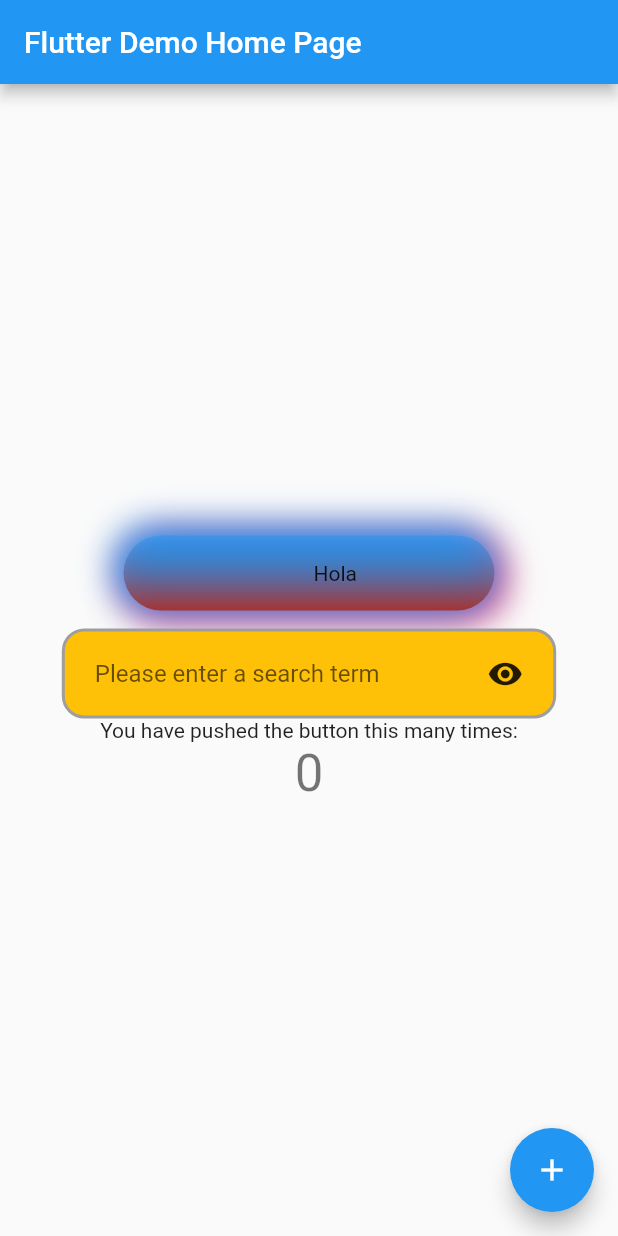
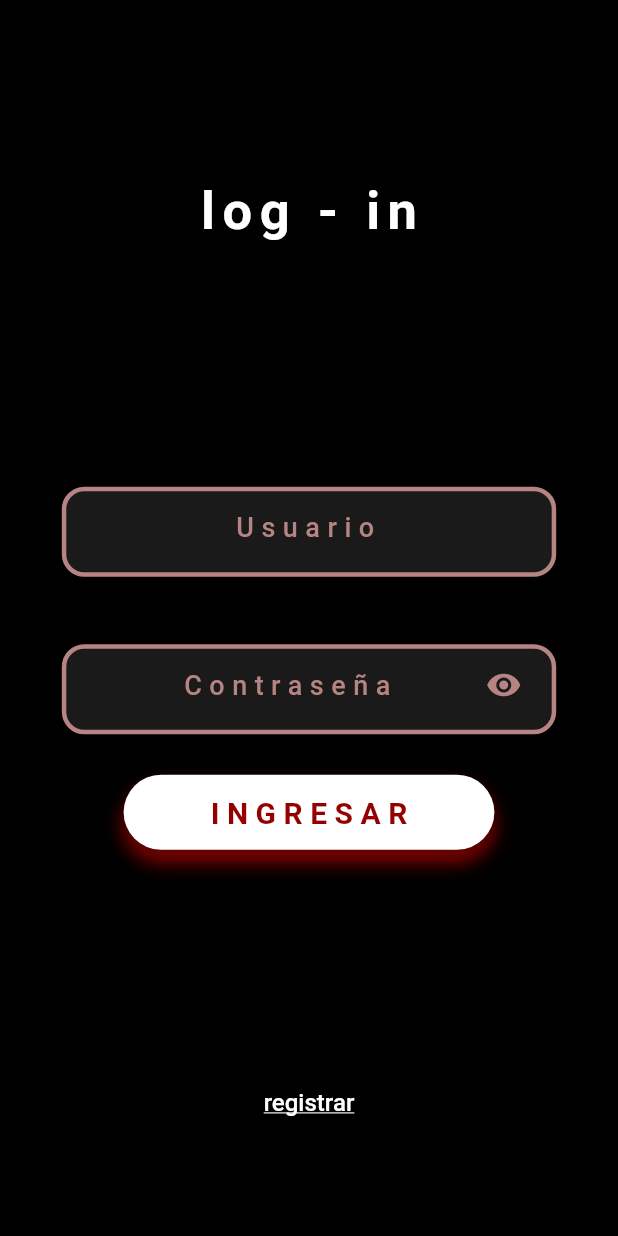
Before and after one commit to danielperez1234/registros-mike-sexto, a Flutter app: the screen it shows after launch, on a phone screen of 412 x 824 dp. Run offline on Flutter 3.47's test engine with Material 2 defaults, Android fonts, the phone set to English and light mode, and no system bars; Roboto replaces fonts that are missing (Montserrat).

Commit message:
Actualizar constantes.dart, main.dart y 29 más archivos...

```diff
--- a/lib/constantes.dart
+++ b/lib/constantes.dart
@@ -1,32 +1,37 @@
-import 'dart:math';
 import 'package:flutter/material.dart';
 
-Color NoRights = Color.fromARGB(0, 0, 0, 0);
-Color Rights = Color.fromARGB(255, 255, 255, 255);
-Color Green = Color.fromARGB(255, 1, 103, 1);
-Color Gris = Color.fromARGB(255, 80, 76, 79);
-Color Blue = Color.fromARGB(255, 0, 2, 116);
-
+const kWhite = Color.fromARGB(255, 255, 255, 255);
+const kRed = Color(0xff940101);
+const kGray = Color(0xffb78484);
+const kBlack = Color(0xff330000);
+const kBackGround = Color(0xFF000000);
 //Para los titulos:
-TextStyle Titulos() => TextStyle(
-      fontSize: 20,
-      fontWeight: FontWeight.w500,
-      color: NoRights,
+TextStyle Titulos({double size = 20, Color color = kRed}) => TextStyle(
+      fontSize: size,
+      fontWeight: FontWeight.w600,
+      color: color,
+      letterSpacing: 5,
       fontFamily: 'Montserrat',
     );
 
 //Para los textos medianos:
-TextStyle Medianos() => TextStyle(
-      fontSize: 16,
-      fontWeight: FontWeight.w300,
-      color: NoRights,
-      fontFamily: 'Montserrat',
-    );
+TextStyle Medianos(
+        {double size = 16,
+        Color color = kBlack,
+        double? letterSpacing,
+        TextDecoration? decoration}) =>
+    TextStyle(
+        fontSize: size,
+        letterSpacing: letterSpacing,
+        fontWeight: FontWeight.w500,
+        color: color,
+        fontFamily: 'Montserrat',
+        decoration: decoration);
 
 //Para los textos chicos:
 TextStyle Chicos() => TextStyle(
       fontSize: 14,
       fontWeight: FontWeight.w100,
-      color: NoRights,
+      color: kBlack,
       fontFamily: 'Montserrat',
     );
--- a/lib/main.dart
+++ b/lib/main.dart
@@ -1,8 +1,12 @@
 import 'package:flutter/material.dart';
+import 'package:flutter/services.dart';
+import 'package:productos/pages/login_page.dart';
 import 'package:productos/widgets/cust_TextField.dart';
 import 'package:productos/widgets/cust_button.dart';
 
-void main() {
+void main() async {
+  WidgetsFlutterBinding.ensureInitialized();
+  await SystemChrome.setPreferredOrientations([DeviceOrientation.portraitUp]);
   runApp(const MyApp());
 }
 
@@ -27,7 +31,7 @@ class MyApp extends StatelessWidget {
 
         primarySwatch: Colors.blue,
       ),
-      home: const MyHomePage(title: 'Flutter Demo Home Page'),
+      home: LoginPage(),
     );
   }
 }
@@ -73,6 +77,7 @@ class _MyHomePageState extends State<MyHomePage> {
     // fast, so that you can just rebuild anything that needs updating rather
     // than having to individually change instances of widgets.
     return Scaffold(
+      backgroundColor: Color(0xff4b0a03),
       appBar: AppBar(
         // Here we take the value from the MyHomePage object that was created by
         // the App.build method, and use it to set our appbar title.
@@ -102,10 +107,6 @@ class _MyHomePageState extends State<MyHomePage> {
               text: "Hola",
               onPress: () {},
             ),
-            CustTextField(
-              textEditingController: TextEditingController(),
-              isObscure: true,
-            ),
             const Text(
               'You have pushed the button this many times:',
             ),
--- /dev/null
+++ b/lib/pages/login_page.dart
@@ -0,0 +1,61 @@
+import 'package:flutter/material.dart';
+import 'package:productos/constantes.dart';
+import 'package:productos/pages/menu_registro_page.dart';
+import 'package:productos/pages/usuarios_add_page.dart';
+import 'package:productos/widgets/cust_TextField.dart';
+import 'package:productos/widgets/cust_button.dart';
+import 'package:productos/widgets/cust_scaffold.dart';
+
+class LoginPage extends StatelessWidget {
+  LoginPage({Key? key}) : super(key: key);
+  final usuario = TextEditingController();
+  final password = TextEditingController();
+  @override
+  Widget build(BuildContext context) {
+    return CustScaffold(
+      body: Column(
+        children: [
+          Center(
+              child: Text("log - in", style: Titulos(color: kWhite, size: 35))),
+          Container(
+            height: MediaQuery.of(context).size.height * 2 / 3,
+            child: Column(
+              mainAxisAlignment: MainAxisAlignment.center,
+              mainAxisSize: MainAxisSize.max,
+              children: [
+                CustTextField(
+                  textEditingController: usuario,
+                  hint: 'Usuario',
+                ),
+                CustTextField(
+                  textEditingController: password,
+                  hint: 'Contraseña',
+                  isObscure: true,
+                ),
+                CustButton(
+                    text: "Ingresar",
+                    onPress: () {
+                      Navigator.of(context).push(MaterialPageRoute(
+                          builder: (_) => MenuRegistroPage()));
+                    })
+              ],
+            ),
+          ),
+          Center(
+            child: TextButton(
+              onPressed: () {
+                Navigator.of(context)
+                    .push(MaterialPageRoute(builder: (_) => UserAddPage()));
+              },
+              child: Text(
+                'registrar',
+                style: Medianos(
+                    color: kWhite, decoration: TextDecoration.underline),
+              ),
+            ),
+          )
+        ],
+      ),
+    );
+  }
+}
--- a/lib/widgets/cust_TextField.dart
+++ b/lib/widgets/cust_TextField.dart
@@ -1,17 +1,17 @@
-import 'dart:html';
-
 import 'package:flutter/material.dart';
 import 'package:flutter/src/widgets/framework.dart';
-import 'package:flutter/src/widgets/placeholder.dart';
+import 'package:productos/constantes.dart';
 
 class CustTextField extends StatefulWidget {
   CustTextField(
       {super.key,
       required this.textEditingController,
+      required this.hint,
       this.isObscure = false,
       this.textInputType = TextInputType.text});
   TextEditingController textEditingController;
   bool isObscure;
+  String hint;
   TextInputType textInputType;
 
   @override
@@ -37,35 +37,59 @@ class _CustTextFieldState extends State<CustTextField> {
 
   @override
   Widget build(BuildContext context) {
-    return Container(
+    return Column(
+      children: [
+        Container(
+          margin: EdgeInsets.only(top: 10),
+          height: 20,
+          child: Text(
+            widget.textEditingController.text != "" ? widget.hint : "",
+            style: Medianos(color: kGray, size: 18, letterSpacing: 5),
+          ),
+        ),
+        Container(
           width: MediaQuery.of(context).size.width * .8,
           height: 60,
+          margin: EdgeInsets.only(bottom: 15),
           padding: EdgeInsets.only(left: 20, right: 20),
           decoration: BoxDecoration(
-          color: Colors.amber,
+              color: kWhite.withOpacity(.1),
               borderRadius: BorderRadius.circular(15),
-          border: Border.all(color: Colors.grey, width: 2)),
-      child: Row(
+              border: Border.all(color: kGray, width: 3)),
+          child: Column(
+            children: [
+              Row(
                 children: [
                   Expanded(
-            child: TextField(
+                    child: TextFormField(
                       controller: widget.textEditingController,
                       keyboardType: widget.textInputType,
                       obscureText: isObscure,
+                      textAlign: TextAlign.center,
+                      style:
+                          Medianos(color: kWhite, size: 18, letterSpacing: 5),
                       decoration: InputDecoration(
+                          hintStyle: Medianos(
+                              color: kGray, size: 18, letterSpacing: 5),
                           //labelText: 'Ingresa tu informacion',
-                  hintText: 'Please enter a search term',
+                          hintText: widget.hint,
                           border: InputBorder.none,
                           errorBorder: InputBorder.none,
                           enabledBorder: InputBorder.none,
                           focusedBorder: InputBorder.none,
                           disabledBorder: InputBorder.none,
                           focusedErrorBorder: InputBorder.none),
+                      onChanged: (s) {
+                        setState(() {});
+                      },
                     ),
                   ),
                   if (widget.isObscure)
                     GestureDetector(
-              child: Icon(Icons.visibility),
+                      child: Icon(
+                        Icons.visibility,
+                        color: kGray,
+                      ),
                       onTapDown: (a) {
                         isObscure = false;
                         setState(() {});
@@ -77,6 +101,10 @@ class _CustTextFieldState extends State<CustTextField> {
                     )
                 ],
               ),
+            ],
+          ),
+        ),
+      ],
     );
   }
 }
--- a/lib/widgets/cust_button.dart
+++ b/lib/widgets/cust_button.dart
@@ -1,44 +1,29 @@
 import 'package:flutter/material.dart';
 import 'package:flutter/src/widgets/framework.dart';
 import 'package:flutter/src/widgets/placeholder.dart';
+import 'package:productos/constantes.dart';
 
 class CustButton extends StatelessWidget {
-  CustButton({super.key, required this.text, required this.onPress, this.icon});
+  CustButton({super.key, required this.text, required this.onPress});
   String text;
   Function() onPress;
-  IconData? icon;
   @override
   Widget build(BuildContext context) {
     return Container(
       margin: EdgeInsets.symmetric(vertical: 12),
       decoration: BoxDecoration(
-          color: Colors.white,
-          gradient: LinearGradient(
-              colors: [
-                Colors.blue.withOpacity(.5),
-                Color.fromARGB(255, 163, 52, 52)
-              ],
-              begin: Alignment.topCenter,
-              end: Alignment.bottomCenter,
-              stops: [0, 1]),
+          borderRadius: BorderRadius.circular(25),
           boxShadow: [
             BoxShadow(
-                color: Colors.pink,
-                blurRadius: 20,
-                spreadRadius: 3,
-                offset: Offset(3, 3)),
-            BoxShadow(
-                color: Colors.blue,
-                blurRadius: 20,
-                spreadRadius: 3,
-                offset: Offset(-3, -3))
-          ],
-          borderRadius: BorderRadius.circular(25)),
+                color: kRed.withOpacity(1),
+                blurRadius: 10,
+                offset: Offset(0, 8))
+          ]),
       child: RawMaterialButton(
-        elevation: 8,
         highlightElevation: 2,
-        hoverColor: Colors.grey.withOpacity(.5),
-        splashColor: Colors.black,
+        fillColor: kWhite,
+        hoverColor: kBlack.withOpacity(.05),
+        splashColor: kRed.withOpacity(.3),
         child: Container(
             alignment: Alignment.center,
             height: 50,
@@ -47,12 +32,10 @@ class CustButton extends StatelessWidget {
               mainAxisAlignment: MainAxisAlignment.center,
               mainAxisSize: MainAxisSize.max,
               children: [
-                Icon(
-                  icon,
-                  color: Colors.blue,
-                  size: 35,
+                Text(
+                  text.toUpperCase(),
+                  style: Titulos(size: 20),
                 ),
-                Text(text),
               ],
             )),
         shape: RoundedRectangleBorder(borderRadius: BorderRadius.circular(25)),
--- /dev/null
+++ b/lib/widgets/cust_scaffold.dart
@@ -0,0 +1,32 @@
+import 'dart:ui';
+
+import 'package:flutter/material.dart';
+import 'package:productos/constantes.dart';
+
+class CustScaffold extends StatelessWidget {
+  CustScaffold({Key? key, required this.body}) : super(key: key);
+  Widget body;
+
+  @override
+  Widget build(BuildContext context) {
+    return Container(
+      decoration: BoxDecoration(
+          gradient: RadialGradient(
+              colors: [kBackGround, kBackGround],
+              center: Alignment.bottomRight,
+              radius: 2)),
+      child: Scaffold(
+        resizeToAvoidBottomInset: true,
+        backgroundColor: Colors.transparent,
+        appBar: AppBar(
+          backgroundColor: Colors.transparent,
+          elevation: 0,
+        ),
+        body: Center(
+            child: SingleChildScrollView(
+          child: body,
+        )),
+      ),
+    );
+  }
+}
--- a/pubspec.yaml
+++ b/pubspec.yaml
@@ -19,7 +19,7 @@ publish_to: 'none' # Remove this line if you wish to publish to pub.dev
 version: 1.0.0+1
 
 environment:
-  sdk: '>=2.19.6 <3.0.0'
+  sdk: '>=2.19.2 <3.0.0'
 
 # Dependencies specify other packages that your package needs in order to work.
 # To automatically upgrade your package dependencies to the latest versions
```
Also changed, not shown: lib/pages/menu_registro_page.dart (added, +59 -0 lines), lib/pages/productos_add_page.dart (added, +35 -0 lines), lib/pages/usuarios_add_page.dart (added, +37 -0 lines), pubspec.lock, 20 other files. Lines whose indentation alone changed are shown as unchanged.
